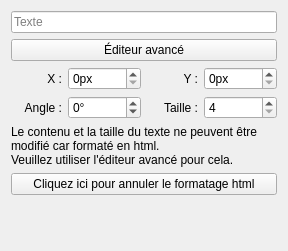
qelectrotech/qelectrotech-source-mirror, file sources/ui/inditextpropertieswidget.ui: the form before one commit.
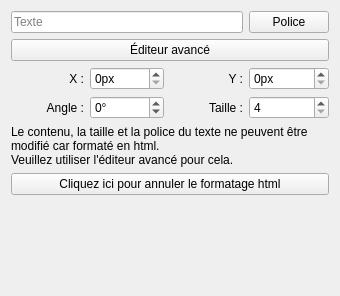
The form after the commit.

Commit message: Independent text can have custom font.

```diff
--- a/sources/ui/inditextpropertieswidget.ui
+++ b/sources/ui/inditextpropertieswidget.ui
@@ -6,8 +6,8 @@
    <rect>
     <x>0</x>
     <y>0</y>
-    <width>288</width>
-    <height>251</height>
+    <width>340</width>
+    <height>296</height>
    </rect>
   </property>
   <property name="windowTitle">
@@ -126,17 +126,10 @@
      </property>
     </widget>
    </item>
-   <item row="0" column="0" colspan="4">
-    <widget class="QLineEdit" name="m_line_edit">
-     <property name="placeholderText">
-      <string>Texte</string>
-     </property>
-    </widget>
-   </item>
    <item row="4" column="0" colspan="4">
     <widget class="QLabel" name="m_label">
      <property name="text">
-      <string>Le contenu et la taille du texte ne peuvent être modifié car formaté en html.
+      <string>Le contenu, la taille et la police du texte ne peuvent être modifié car formaté en html.
 Veuillez utiliser l'éditeur avancé pour cela.</string>
      </property>
      <property name="scaledContents">
@@ -154,6 +147,20 @@
      </property>
     </widget>
    </item>
+   <item row="0" column="0" colspan="3">
+    <widget class="QLineEdit" name="m_line_edit">
+     <property name="placeholderText">
+      <string>Texte</string>
+     </property>
+    </widget>
+   </item>
+   <item row="0" column="3">
+    <widget class="QPushButton" name="m_font_pb">
+     <property name="text">
+      <string>Police</string>
+     </property>
+    </widget>
+   </item>
   </layout>
  </widget>
  <resources/>
```
The commit also changes 3 other files.
